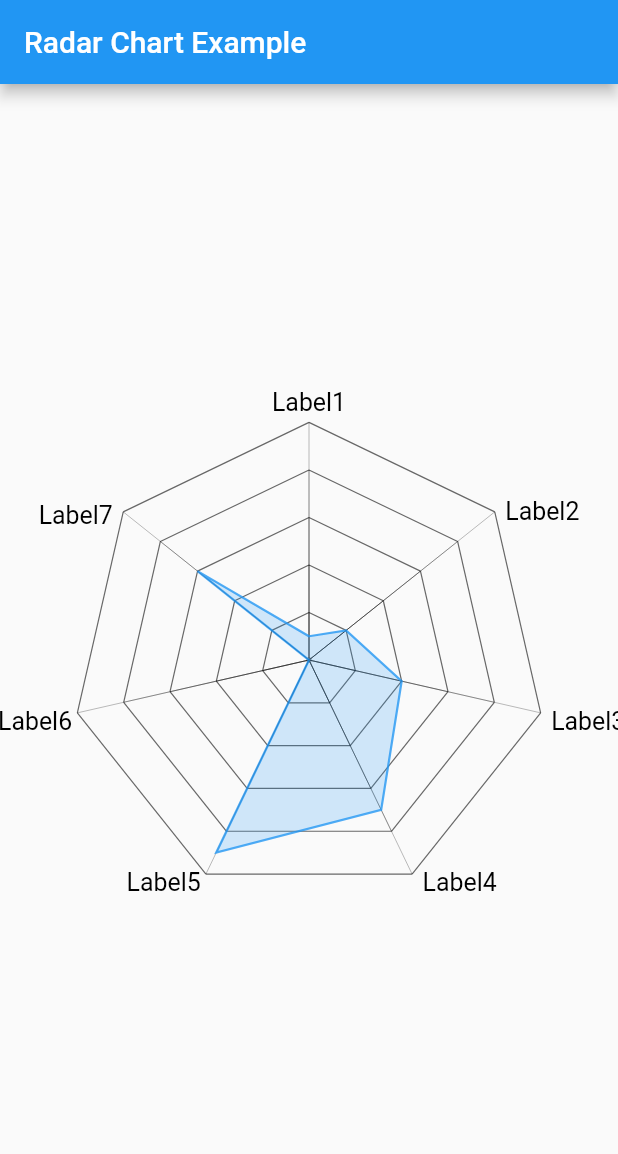
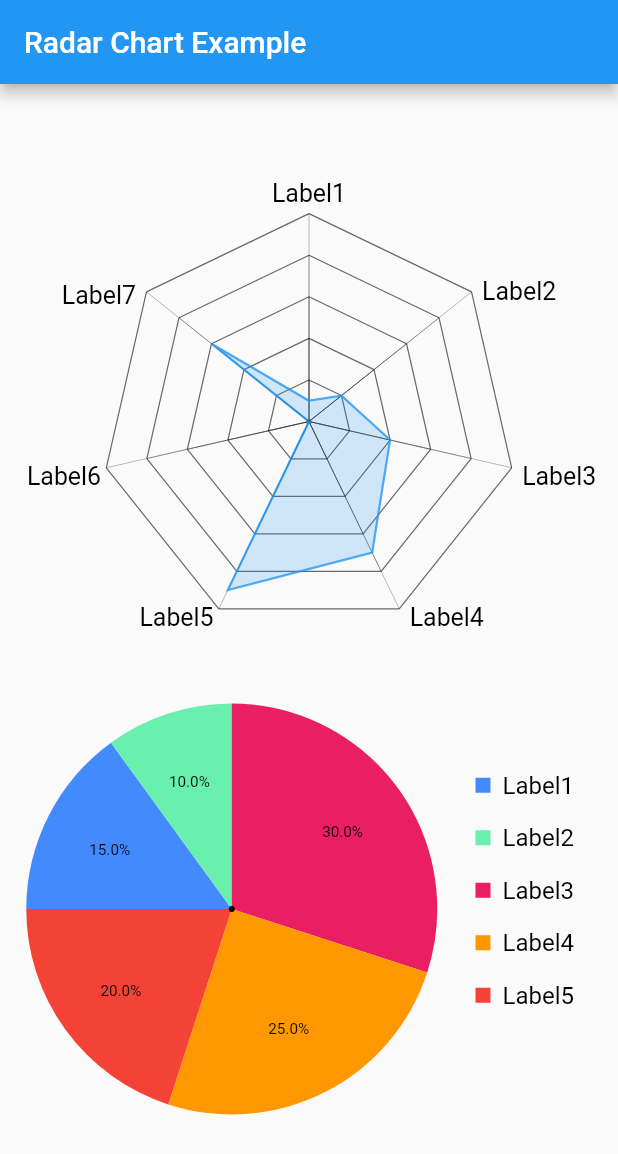
Before and after one commit to intkhabahmed/multi_charts, a Flutter app: the screen it shows after launch, on a phone screen of 412 x 824 dp. Shown: the top 1154 px of the screen. Run offline on Flutter 3.47's test engine with Material 2 defaults, Android fonts, the phone set to English and light mode, and no system bars.

Commit message:
- Added documentation for Pie Chart - Updated documentation for Radar Chart - Updated Changelog, Readme and Pubspec file

```diff
--- a/example/lib/main.dart
+++ b/example/lib/main.dart
@@ -15,10 +15,11 @@ class MyApp extends StatelessWidget {
         appBar: AppBar(
           title: Text("Radar Chart Example"),
         ),
-        body: Center(
-          child: Container(
+        body: Column(children: [
+          Container(
             width: 450,
             height: 450,
+            //Radar Chart
             child: RadarChart(
               values: [1, 2, 4, 7, 9, 0, 6],
               labels: [
@@ -32,9 +33,24 @@ class MyApp extends StatelessWidget {
               ],
               maxValue: 10,
               fillColor: Colors.blue,
+              chartRadiusFactor: 0.7,
             ),
           ),
-        ),
+          //Pie Chart
+          PieChart(
+            values: [15, 10, 30, 25, 20],
+            labels: ["Label1", "Label2", "Label3", "Label4", "Label5"],
+            sliceFillColors: [
+              Colors.blueAccent,
+              Colors.greenAccent,
+              Colors.pink,
+              Colors.orange,
+              Colors.red,
+            ],
+            animationDuration: Duration(milliseconds: 1500),
+            legendPosition: LegendPosition.Right,
+          ),
+        ]),
       ),
     );
   }
--- a/lib/src/pie_chart/pie_chart.dart
+++ b/lib/src/pie_chart/pie_chart.dart
@@ -7,6 +7,63 @@ import 'utils/legend_icon_shape.dart';
 import 'utils/legend_position.dart';
 import 'utils/separated_value.dart';
 
+/// A chart type which plots the values in the form of a pie with different slices representing
+/// different values. It takes the `@required` [values] parameter which provides the data data to plot
+/// the graph.
+///
+/// The other parameters are optional which define different behaviors for the chart like:
+///
+/// [labels] which will be shown in the graph, if not provided, will default to the value
+/// of data points. If provided, it's length should be same as that of values
+///
+/// [size] which defines the canvas area defaults to [Size.infinite] and is constrained by
+/// the parent widget.
+///
+/// [sliceFillColors] defines the background color of each slice of the graph, if not provided,
+/// random colors will be generated.
+///
+/// [maxHeight] and [maxWidth] defines the maximum width and height of the chart when
+/// no parent constraints are applied, otherwise ignored.
+///
+/// [labelColor] defines the color of the chart values, defaults to [Colors.black87].
+///
+/// [legendTextColor] defines the color of the chart legend text, defaults to [Colors.black].
+///
+/// [legendPosition] defines the position of the chart legend in the layout. It can either be
+/// [LegendPosition.Left], [LegendPosition.Top], [LegendPosition.Right] or [LegendPosition.Bottom].
+/// The default position is [LegendPosition.Right].
+///
+/// [legendIconSize] defines the size of the legend icons. The default size value is `10.0`
+///
+/// [legendTextSize] defines the the text size of the legend labels. The default text size is `16.0`
+///
+/// [legendItemPadding] defines the padding around and in between the legend row items. The default
+/// padding is `8.0`
+///
+/// [legendIconShape] defines the shape of the legend icons. It can either be [LegendIconShape.Circle]
+/// or [LegendIconShape.Square]. The default shape is [LegendIconShape.Square].
+///
+/// [textScaleFactor] defines the factor by which the label's textSize increases with
+/// respect to the average of width and height of the enclosing parent widget,
+/// if not provided defaults to `0.04`
+///
+/// [animate] defines the animation toggle, if true, the chart will animate, else not.
+/// Defaults to `true`.
+///
+/// [animationDuration] defines the duration (in milliseconds) of the animation for the graph. If not provided,
+/// defaults to `1500 milliseconds`.
+///
+/// [curve] defines the animation's progress in a non-linear fashion.
+///
+/// [separateFocusedValue] defines whether we want to highlight focused value (of type: [SeparatedValue.Max]
+/// or [SeparatedValue.Min]) as a slice separated from the chart. By default, it is set to `false`.
+///
+/// [separatedValueType] defines which value slice to show as separated. It can be either [SeparatedValue.Max]
+/// or [SeparatedValue.Min]. The default value is [SeparatedValue.Max]
+///
+/// [startAngle] defines the start angle (in degrees) of the chart's radial position. The default value is `180`.
+///
+/// [showLegend] defines whether to show the chart legend or not. By default, it is set to `true`.
 class PieChart extends StatefulWidget {
   final List<double> values;
   final List<String> labels;
@@ -41,10 +98,9 @@ class PieChart extends StatefulWidget {
       this.labelColor = Colors.black,
       this.legendTextColor = Colors.black,
       this.legendPosition = LegendPosition.Right,
-      this.legendIconSize = 10,
+      this.legendIconSize = 10.0,
       this.legendTextSize = 16.0,
-      this.legendItemPadding =
-          const EdgeInsets.symmetric(vertical: 8.0, horizontal: 8.0),
+      this.legendItemPadding = const EdgeInsets.all(8.0),
       this.legendIconShape = LegendIconShape.Square,
       this.textScaleFactor = 0.04,
       this.animate = true,
--- a/pubspec.yaml
+++ b/pubspec.yaml
@@ -1,6 +1,6 @@
 name: multi_charts
 description: A Flutter package providing different types of charts built purely in dart.
-version: 0.1.1
+version: 0.2.0
 homepage: https://github.com/intkhabahmed/multi_charts.git
 
 environment:
```
Also changed, not shown: lib/src/radar_chart/radar_chart.dart (+16 -15 lines), example/pubspec.lock, pubspec.lock, 2 other files.
